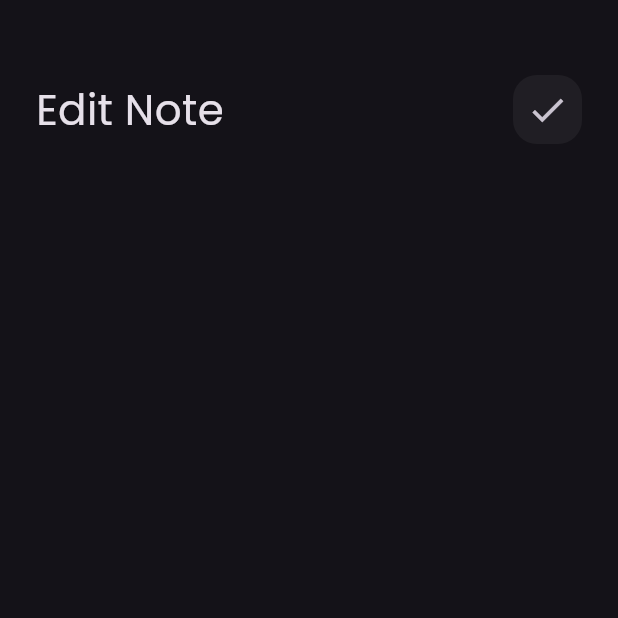
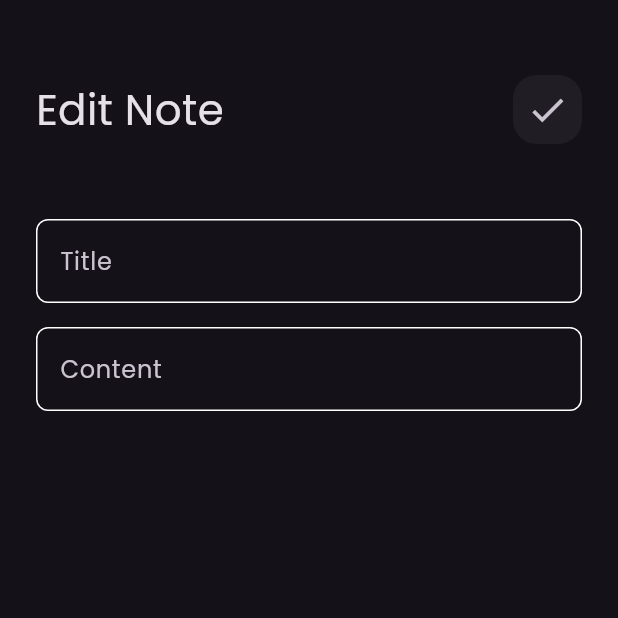
Before and after one commit to AnthonyGh11/notes_app, a Flutter app: the EditNoteView screen opened directly, on a phone screen of 412 x 824 dp, the top half of it. Run offline on Flutter 3.47's test engine with Material 3 defaults, Android fonts, the phone set to English and light mode, and no system bars; our stand-ins replace font_awesome_flutter.

Commit message:
edit note view UI done

```diff
--- a/lib/views/edit_note_view.dart
+++ b/lib/views/edit_note_view.dart
@@ -6,7 +6,7 @@ class EditNoteView extends StatelessWidget {
 
   @override
   Widget build(BuildContext context) {
-    return Scaffold(
+    return const Scaffold(
       body: EditNoteViewBody(),
     );
   }
--- a/lib/views/widgets/edit_view_body.dart
+++ b/lib/views/widgets/edit_view_body.dart
@@ -1,6 +1,6 @@
-import 'package:flutter/cupertino.dart';
 import 'package:flutter/material.dart';
 import 'package:notes_app/views/widgets/custom_appbar.dart';
+import 'package:notes_app/views/widgets/custom_textfield.dart';
 
 class EditNoteViewBody extends StatelessWidget {
   const EditNoteViewBody({super.key});
@@ -17,7 +17,18 @@ class EditNoteViewBody extends StatelessWidget {
           CustomAppBar(
             title: 'Edit Note',
             icon: Icons.check,
-          )
+          ),
+          SizedBox(
+            height: 50,
+          ),
+          CustomTextField(hint: 'Title'),
+          SizedBox(
+            height: 16,
+          ),
+          CustomTextField(
+            hint: 'Content',
+            maxLines: 5,
+          ),
         ],
       ),
     );
```
